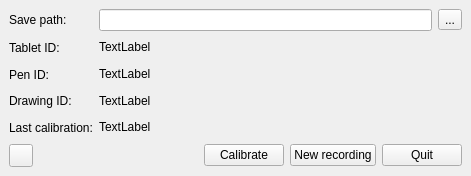
First picture: the form in src/ui/main.ui, repository EuracBiomedicalResearch/DigitalSpiralography, before the edit.
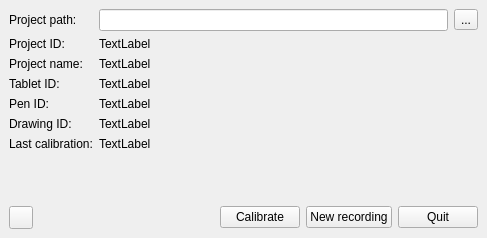
Second picture: the form after the edit. Icons and pictures are not drawn.

Commit message:
Implement project configuration
- Require dir/config.yaml as a project configuration file
- Provide a simple (commented) configuration file in the sources
- Validate the configuration using an Rx schema
- Define patient types / cycles / settings in the configuration file instead of
  hardcoding them
- Include a copy of the configuration in the 'config' root key of each
  recording

Patch:
```diff
--- a/src/ui/main.ui
+++ b/src/ui/main.ui
@@ -6,31 +6,28 @@
    <rect>
     <x>0</x>
     <y>0</y>
-    <width>471</width>
-    <height>176</height>
+    <width>487</width>
+    <height>238</height>
    </rect>
   </property>
   <property name="minimumSize">
    <size>
-    <width>471</width>
-    <height>176</height>
-   </size>
-  </property>
-  <property name="maximumSize">
-   <size>
-    <width>471</width>
-    <height>176</height>
+    <width>361</width>
+    <height>238</height>
    </size>
   </property>
   <property name="windowTitle">
    <string>Drawing recorder</string>
   </property>
   <widget class="QWidget" name="centralwidget">
-   <layout class="QGridLayout" name="gridLayout">
+   <layout class="QFormLayout" name="formLayout">
+    <property name="fieldGrowthPolicy">
+     <enum>QFormLayout::AllNonFixedFieldsGrow</enum>
+    </property>
     <item row="0" column="0">
      <widget class="QLabel" name="label">
       <property name="text">
-       <string>Save path:</string>
+       <string>Project path:</string>
       </property>
       <property name="buddy">
        <cstring>save_path</cstring>
@@ -52,13 +49,47 @@
      </layout>
     </item>
     <item row="1" column="0">
+     <widget class="QLabel" name="label_4">
+      <property name="text">
+       <string>Project ID:</string>
+      </property>
+     </widget>
+    </item>
+    <item row="1" column="1">
+     <widget class="QLabel" name="proj_id">
+      <property name="text">
+       <string>TextLabel</string>
+      </property>
+      <property name="textInteractionFlags">
+       <set>Qt::LinksAccessibleByMouse|Qt::TextSelectableByMouse</set>
+      </property>
+     </widget>
+    </item>
+    <item row="2" column="0">
+     <widget class="QLabel" name="label_3">
+      <property name="text">
+       <string>Project name:</string>
+      </property>
+     </widget>
+    </item>
+    <item row="2" column="1">
+     <widget class="QLabel" name="proj_name">
+      <property name="text">
+       <string>TextLabel</string>
+      </property>
+      <property name="textInteractionFlags">
+       <set>Qt::LinksAccessibleByMouse|Qt::TextSelectableByMouse</set>
+      </property>
+     </widget>
+    </item>
+    <item row="3" column="0">
      <widget class="QLabel" name="tabletIDLabel">
       <property name="text">
        <string>Tablet ID:</string>
       </property>
      </widget>
     </item>
-    <item row="1" column="1">
+    <item row="3" column="1">
      <widget class="QLabel" name="tablet_id">
       <property name="text">
        <string>TextLabel</string>
@@ -68,14 +99,14 @@
       </property>
      </widget>
     </item>
-    <item row="2" column="0">
+    <item row="4" column="0">
      <widget class="QLabel" name="tabletIDLabel_2">
       <property name="text">
        <string>Pen ID:</string>
       </property>
      </widget>
     </item>
-    <item row="2" column="1">
+    <item row="4" column="1">
      <widget class="QLabel" name="stylus_id">
       <property name="text">
        <string>TextLabel</string>
@@ -85,14 +116,14 @@
       </property>
      </widget>
     </item>
-    <item row="3" column="0">
+    <item row="5" column="0">
      <widget class="QLabel" name="label_2">
       <property name="text">
        <string>Drawing ID:</string>
       </property>
      </widget>
     </item>
-    <item row="3" column="1">
+    <item row="5" column="1">
      <widget class="QLabel" name="drawing_id">
       <property name="text">
        <string>TextLabel</string>
@@ -102,14 +133,14 @@
       </property>
      </widget>
     </item>
-    <item row="4" column="0">
+    <item row="6" column="0">
      <widget class="QLabel" name="lastCalibrationLabel">
       <property name="text">
        <string>Last calibration:</string>
       </property>
      </widget>
     </item>
-    <item row="4" column="1">
+    <item row="6" column="1">
      <widget class="QLabel" name="last_calibration">
       <property name="text">
        <string>TextLabel</string>
@@ -119,7 +150,7 @@
       </property>
      </widget>
     </item>
-    <item row="5" column="0" colspan="2">
+    <item row="8" column="0" colspan="2">
      <layout class="QHBoxLayout" name="horizontalLayout_2">
       <item>
        <widget class="QToolButton" name="info">
@@ -171,6 +202,22 @@
       </item>
      </layout>
     </item>
+    <item row="7" column="0">
+     <spacer name="verticalSpacer">
+      <property name="orientation">
+       <enum>Qt::Vertical</enum>
+      </property>
+      <property name="sizeType">
+       <enum>QSizePolicy::Expanding</enum>
+      </property>
+      <property name="sizeHint" stdset="0">
+       <size>
+        <width>20</width>
+        <height>16777215</height>
+       </size>
+      </property>
+     </spacer>
+    </item>
    </layout>
   </widget>
  </widget>
```
Left out of the diff: 15 changed lines with no effect on the pictures. The commit also changes 10 other files.
